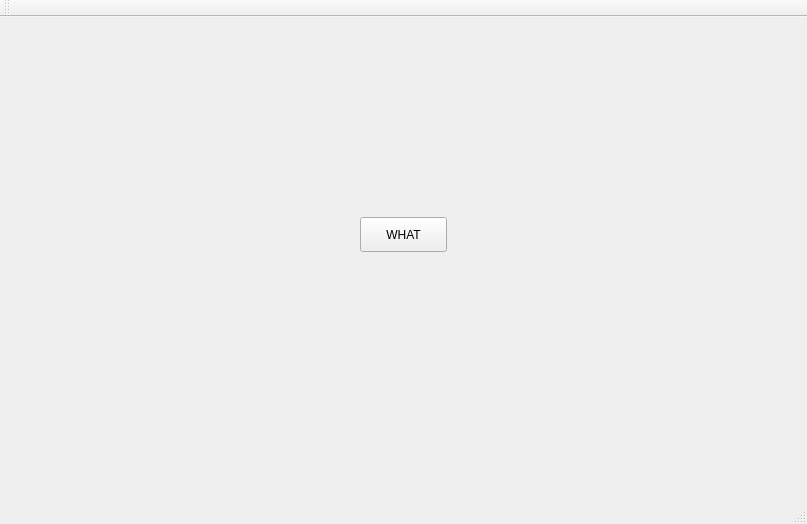
Qt form gci2018-kde-cpp-tut/mainwindow.ui (Greenscreener/gci2018-kde-cpp-tut) before a commit.
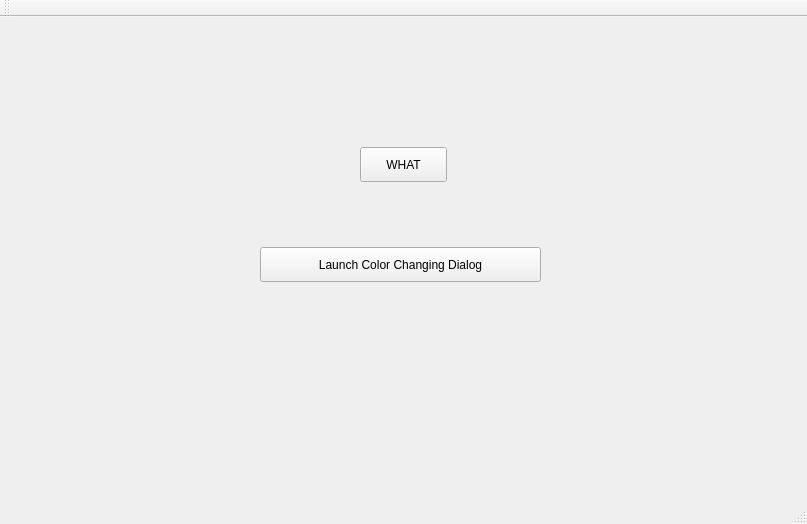
The same form after that commit.

```diff
--- a/gci2018-kde-cpp-tut/mainwindow.ui
+++ b/gci2018-kde-cpp-tut/mainwindow.ui
@@ -18,7 +18,7 @@
     <property name="geometry">
      <rect>
       <x>360</x>
-      <y>200</y>
+      <y>130</y>
       <width>87</width>
       <height>35</height>
      </rect>
@@ -27,6 +27,19 @@
      <string>WHAT</string>
     </property>
    </widget>
+   <widget class="QPushButton" name="pushButton_2">
+    <property name="geometry">
+     <rect>
+      <x>260</x>
+      <y>230</y>
+      <width>281</width>
+      <height>35</height>
+     </rect>
+    </property>
+    <property name="text">
+     <string>Launch Color Changing Dialog</string>
+    </property>
+   </widget>
   </widget>
   <widget class="QMenuBar" name="menuBar">
    <property name="geometry">
```
